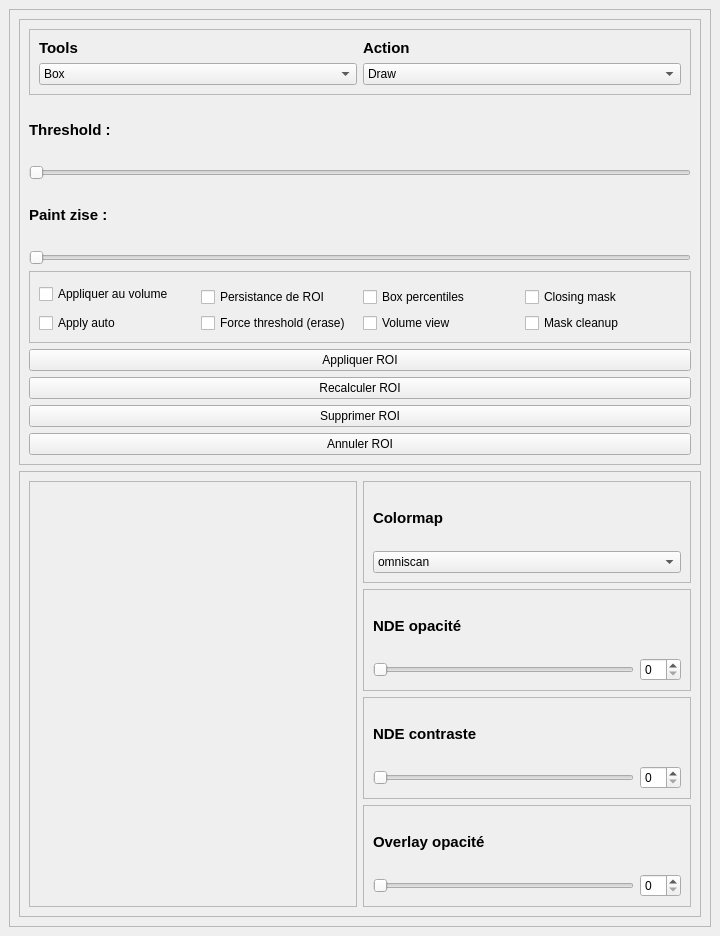
Old version of the form toolspanel.ui in the repository ostidepeignecul/segmentation-tool.
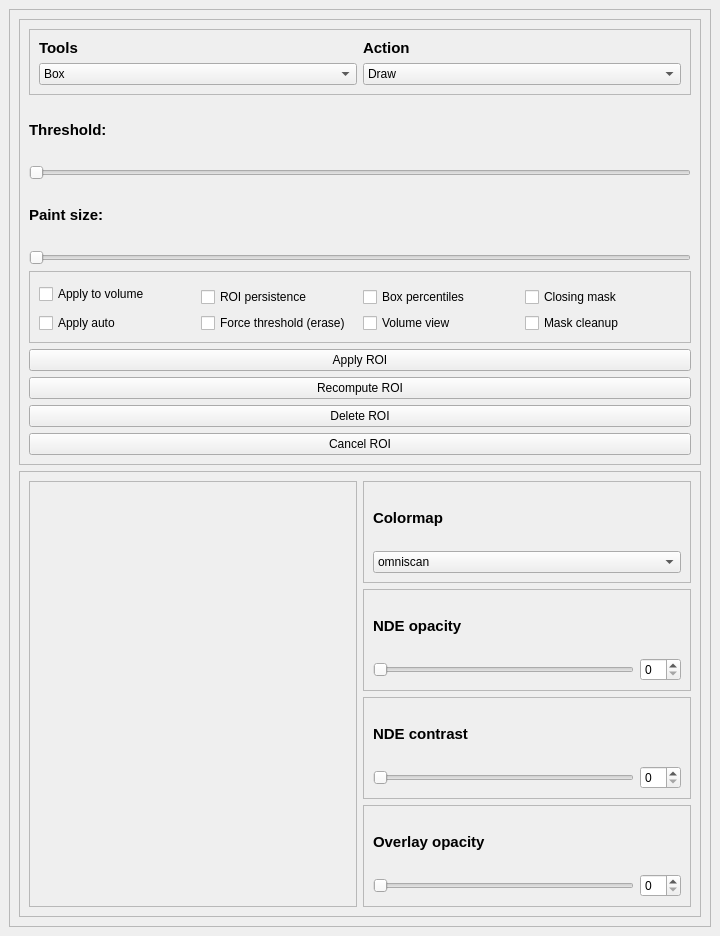
New version of the form. Custom widgets are drawn as their Qt base class.

The edit to the form file:
```diff
--- a/toolspanel.ui
+++ b/toolspanel.ui
@@ -153,7 +153,7 @@
               </font>
              </property>
              <property name="text">
-              <string>Threshold :</string>
+              <string>Threshold:</string>
              </property>
             </widget>
            </item>
@@ -173,7 +173,7 @@
               </font>
              </property>
              <property name="text">
-              <string>Paint zise : </string>
+              <string>Paint size:</string>
              </property>
             </widget>
            </item>
@@ -196,7 +196,7 @@
               <item row="0" column="0" rowspan="2" colspan="2">
                <widget class="QCheckBox" name="checkBox">
                 <property name="text">
-                 <string>Appliquer au volume</string>
+                 <string>Apply to volume</string>
                 </property>
                </widget>
               </item>
@@ -224,7 +224,7 @@
               <item row="1" column="1">
                <widget class="QCheckBox" name="checkBox_3">
                 <property name="text">
-                 <string>Persistance de ROI</string>
+                 <string>ROI persistence</string>
                 </property>
                </widget>
               </item>
@@ -255,28 +255,28 @@
            <item>
             <widget class="QPushButton" name="pushButton_7">
              <property name="text">
-              <string>Appliquer ROI</string>
+              <string>Apply ROI</string>
              </property>
             </widget>
            </item>
            <item>
             <widget class="QPushButton" name="pushButton_2">
              <property name="text">
-              <string>Recalculer ROI</string>
+              <string>Recompute ROI</string>
              </property>
             </widget>
            </item>
            <item>
             <widget class="QPushButton" name="pushButton_3">
              <property name="text">
-              <string>Supprimer ROI</string>
+              <string>Delete ROI</string>
              </property>
             </widget>
            </item>
            <item>
             <widget class="QPushButton" name="pushButton_4">
              <property name="text">
-              <string>Annuler ROI</string>
+              <string>Cancel ROI</string>
              </property>
             </widget>
            </item>
@@ -344,7 +344,7 @@
                  </font>
                 </property>
                 <property name="text">
-                 <string>Overlay opacité</string>
+                 <string>Overlay opacity</string>
                 </property>
                </widget>
               </item>
@@ -438,7 +438,7 @@
                  </font>
                 </property>
                 <property name="text">
-                 <string>NDE contraste</string>
+                 <string>NDE contrast</string>
                 </property>
                </widget>
               </item>
@@ -479,7 +479,7 @@
                  </font>
                 </property>
                 <property name="text">
-                 <string>NDE opacité</string>
+                 <string>NDE opacity</string>
                 </property>
                </widget>
               </item>
```
